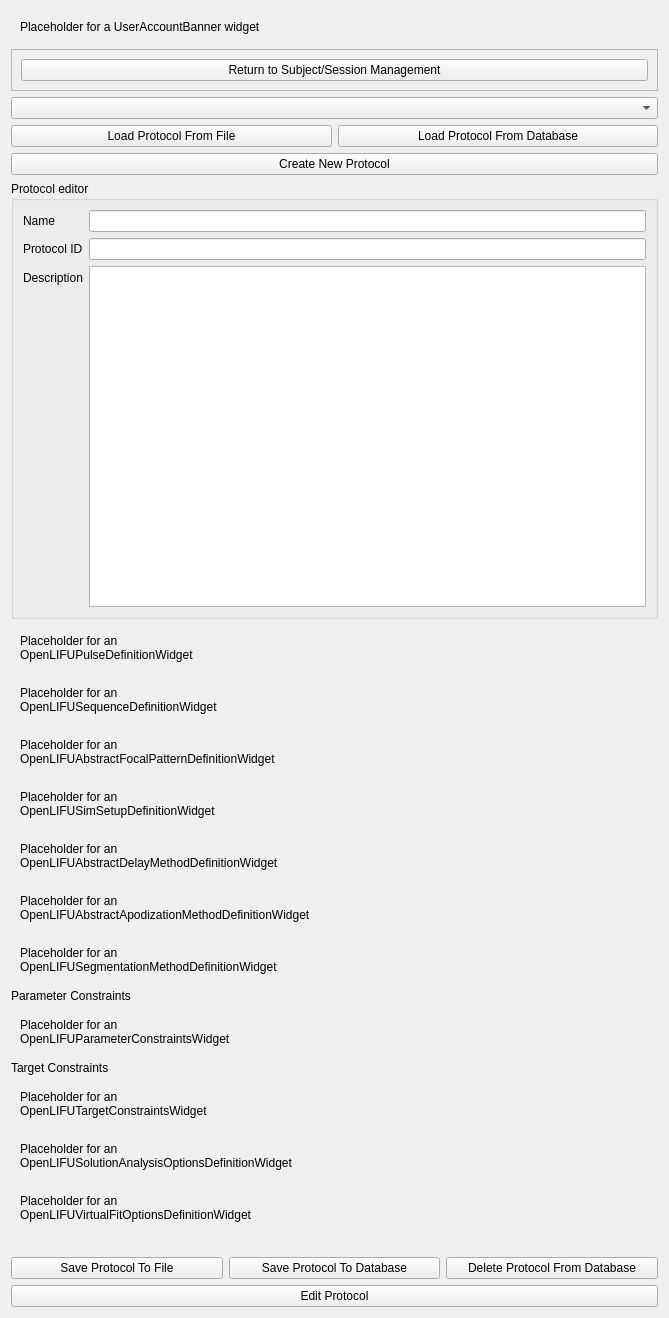
Old version of the form OpenLIFUProtocolConfig/Resources/UI/OpenLIFUProtocolConfig.ui in the repository OpenwaterHealth/SlicerOpenLIFU.
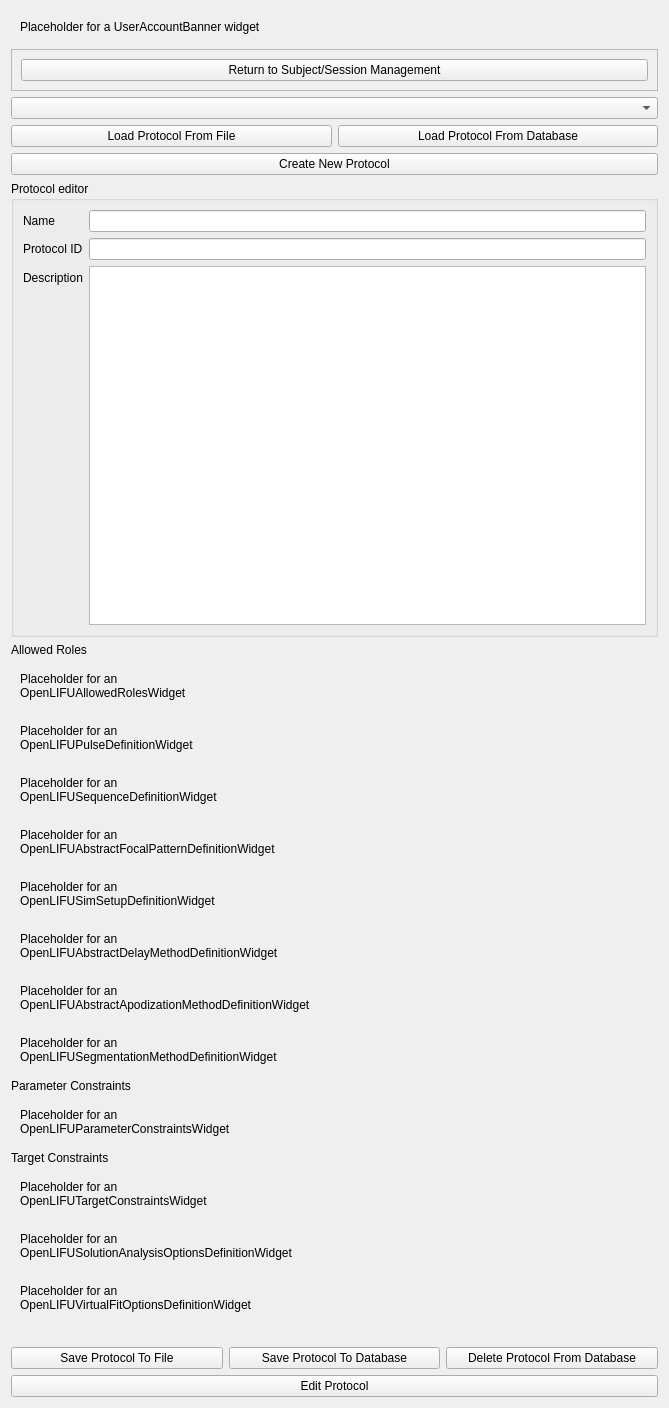
New version of the form. Custom widgets are drawn as their Qt base class.

Commit message: Add modifying allowed roles to protocol config (#262)

```diff
--- a/OpenLIFUProtocolConfig/Resources/UI/OpenLIFUProtocolConfig.ui
+++ b/OpenLIFUProtocolConfig/Resources/UI/OpenLIFUProtocolConfig.ui
@@ -7,7 +7,7 @@
     <x>0</x>
     <y>0</y>
     <width>669</width>
-    <height>1318</height>
+    <height>1408</height>
    </rect>
   </property>
   <layout class="QVBoxLayout" name="protocolConfigLayout">
@@ -160,6 +160,27 @@
         </layout>
        </widget>
       </item>
+      <item>
+       <widget class="QLabel" name="allowedRolesLabel">
+        <property name="text">
+         <string>Allowed Roles</string>
+        </property>
+       </widget>
+      </item>
+      <item>
+       <widget class="QWidget" name="allowedRolesWidgetPlaceholder" native="true">
+        <layout class="QVBoxLayout" name="verticalLayout_18">
+         <item>
+          <widget class="QLabel" name="allowedRolesWidgetPlaceholderLabel">
+           <property name="text">
+            <string>Placeholder for an
+OpenLIFUAllowedRolesWidget</string>
+           </property>
+          </widget>
+         </item>
+        </layout>
+       </widget>
+      </item>
       <item>
        <widget class="QWidget" name="pulseDefinitionWidgetPlaceholder" native="true">
         <layout class="QVBoxLayout" name="verticalLayout_3">
```
The commit also changes 2 other files.
